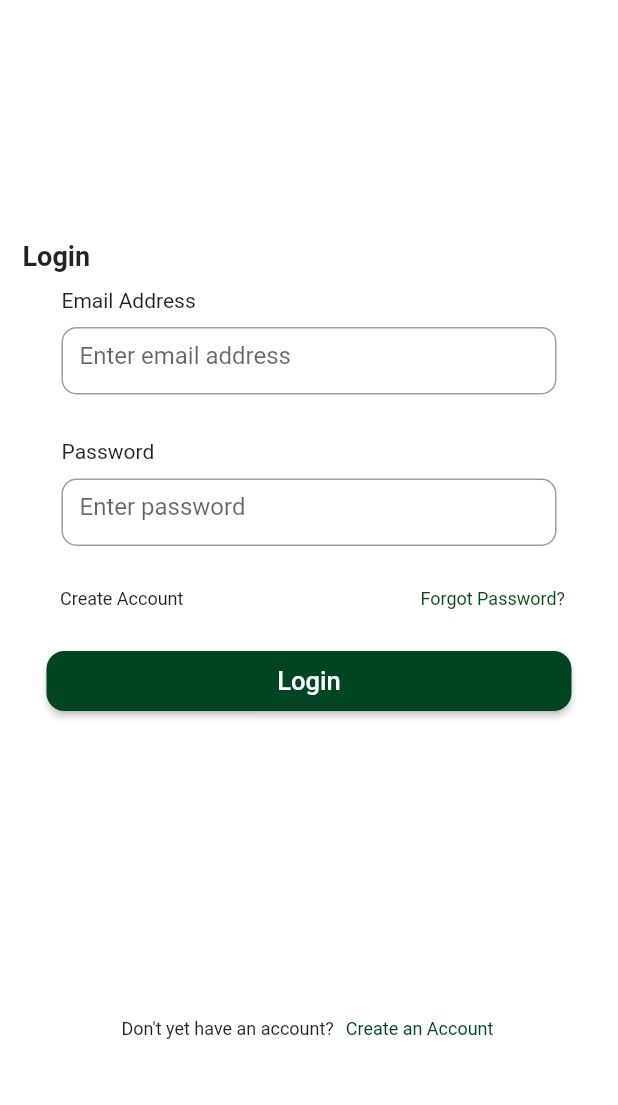
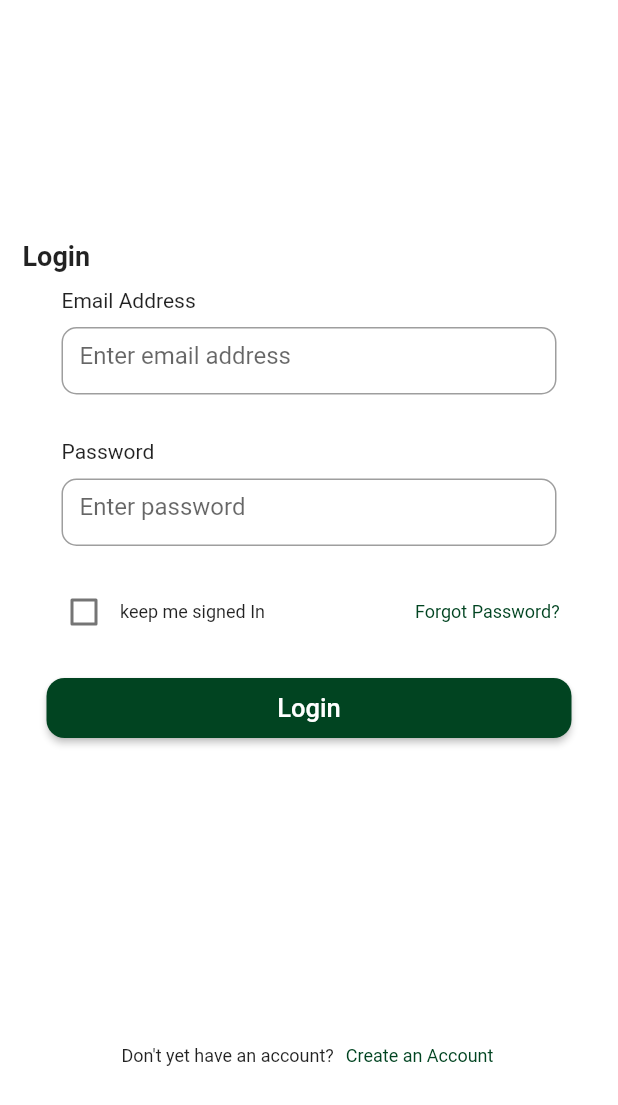
Before and after one commit to Lukong123/agroconnect, a Flutter app: the Login screen opened directly, on a phone screen of 412 x 824 dp. Shown: the top 1105 px of the screen. Run offline on Flutter 3.47's test engine with Material 2 defaults, Android fonts, the light colour scheme and no system bars.

Commit message:
login and bottombar custom

```diff
--- a/lib/main.dart
+++ b/lib/main.dart
@@ -16,7 +16,7 @@ class MyApp extends StatelessWidget {
   Widget build(BuildContext context) {
     return const MaterialApp(
       home: Scaffold(
-        body: Dashboard(),
+        body: Login(),
       ),
       debugShowCheckedModeBanner: false,
     );
--- a/lib/screens/AuthScreens/login.dart
+++ b/lib/screens/AuthScreens/login.dart
@@ -1,6 +1,5 @@
 import 'package:agroconnect/Styles/colors.dart';
 import 'package:flutter/material.dart';
-// import 'package:clean_city/Styles/colors.dart';
 
 
 import 'package:flutter/material.dart';
@@ -96,32 +95,30 @@ class _LoginState extends State<Login> {
                         ),
                         SizedBox(height: 20,),
                         Row(
-                                children: const <Widget>[
+                                children: <Widget>[
                                   SizedBox(
+
                                     width: 1,
                                   ),
-                                  //  Checkbox(
-                                  //   value: this.checkvalue,
+                                   Checkbox(
+                                    value: this.checkvalue,
 
-                                  //   activeColor: Color(0xFF2D5746),
-                                  //   onChanged: (bool? value) {
-                                  //     setState(() {
-                                  //       this.checkvalue = value!;
-                                  //     });
-                                  //   },
-                                  // ),
+                                    activeColor: primaryColor,
+                                    onChanged: (bool? value) {
+                                      setState(() {
+                                        this.checkvalue = value!;
+                                      });
+                                    },
+                                  ),
                                   //SizedBox
-                                  Padding(
-                                    padding: EdgeInsets.all(8.0),
-                                    child: Text(
-                                      'Create Account',
-                                      style: TextStyle(fontSize: 12.0),
-                                    ),
+                                  Text(
+                                    'keep me signed In',
+                                    style: TextStyle(fontSize: 12.0),
                                   ), //Text
-                                  SizedBox(width: 150),
+                                  SizedBox(width: 100),
                                   //SizedBox
                                   Text('Forgot Password?',
-                                  style: TextStyle(color: Color(0xFF0C4B18),
+                                  style: TextStyle(color: primaryColor,
                                   fontSize: 12.0,
                                   ))
                                 ], //<Widget>[]
```
Also changed, not shown: lib/custom/bottombar.dart (added).
